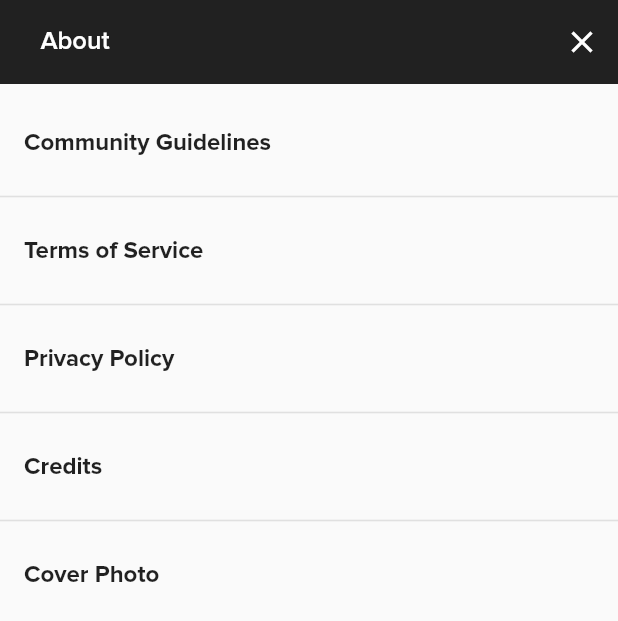
After one commit to AyaAbdulwahab/flickr_android_team, a Flutter app: the AboutMenu screen opened by its route, on a phone screen of 412 x 824 dp. The commit adds this screen. Shown: the top 621 px of the screen. Run offline on Flutter 3.47's test engine with Material 2 defaults, Android fonts, the phone set to English and light mode, and no system bars; our stand-ins replace email_validator, font_awesome_flutter; missing offline and left inert: g_captcha.

Commit message:
Settings and About Menus

```diff
--- /dev/null
+++ b/lib/Views/about_menu.dart
@@ -0,0 +1,50 @@
+import 'package:flutter/material.dart';
+
+class AboutMenu extends StatelessWidget {
+  final List<String> tiles = [
+    'Community Guidelines',
+    'Terms of Service',
+    'Privacy Policy',
+    'Credits',
+    'Cover Photo'
+  ];
+  final List<Function> tilesAction = [() {}, () {}, () {}, () {}, () {}];
+
+  @override
+  Widget build(BuildContext context) {
+    return Scaffold(
+        appBar: AppBar(
+          leading: Center(
+              child: Text(
+            'About',
+            style: TextStyle(fontSize: 17.0),
+          )),
+          leadingWidth: 100.0,
+          elevation: 0.0,
+          backgroundColor: Colors.black87,
+          actions: [
+            IconButton(
+                icon: Icon(Icons.clear),
+                onPressed: () {
+                  Navigator.pop(context);
+                })
+          ],
+        ),
+        body: ListView.separated(
+            padding: EdgeInsets.only(top: 11.0),
+            separatorBuilder: (context, index) => Divider(
+                  color: Colors.grey[300],
+                  thickness: 1.1,
+                ),
+            itemCount: tiles.length,
+            itemBuilder: (context, index) => ListTile(
+                  onTap: () => tilesAction[index],
+                  minVerticalPadding: 10.0,
+                  title: Text(
+                    tiles[index],
+                    style: TextStyle(
+                        fontWeight: FontWeight.w700, fontFamily: 'ProximaNova'),
+                  ),
+                )));
+  }
+}
```
Also changed, not shown: lib/Views/settings.dart (added, +76 -0 lines), lib/main.dart (+11 -2 lines), pubspec.yaml (+6 -1 lines), fonts/FontsFree-Net-Proxima-Nova-Bold.otf (added), fonts/FontsFree-Net-Proxima-Nova-Sbold.otf (added), pubspec.lock.
